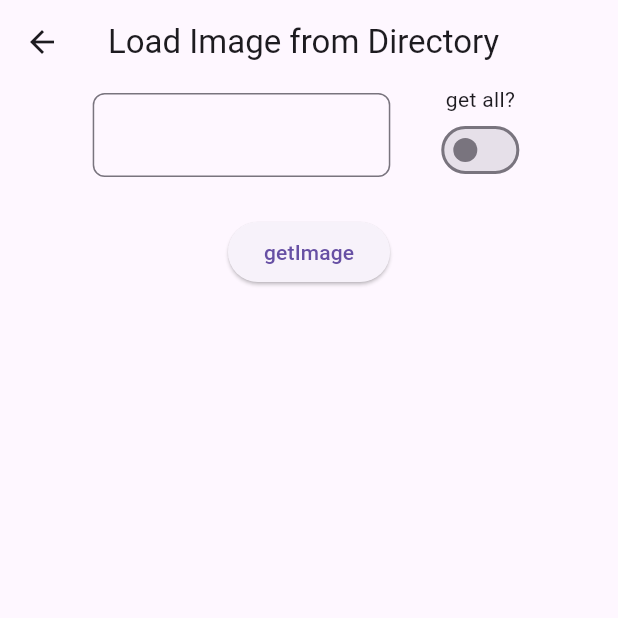
After one commit to boom7946/flutter_image, a Flutter app: the screen it shows after launch, after a tap on "Load image from Directory", on a phone screen of 412 x 824 dp, the top half of it. The commit adds this screen. Run offline on Flutter 3.47's test engine with Material 3 defaults, Android fonts, the phone set to English and light mode, and no system bars; network calls fail.

Commit message:
add: get from directory & get all

```diff
--- a/lib/downloadimage.dart
+++ b/lib/downloadimage.dart
@@ -14,28 +14,25 @@ class DownloadImage extends StatefulWidget {
 
 class _DownloadImageState extends State<DownloadImage> {
     String? _imagePath;
+    int _imageCount = 0;
+  Future<void> downloadAndSaveImage(String imageUrl) async {
+      final directory = await getApplicationDocumentsDirectory();
+      final fileName = 'downloaded_image_${_imageCount ++}.jpg';
+      final filePath = path.join(directory.path, 'images', fileName);
 
-  Future<void> downloadAndSaveImage(String imageUrl) async {
-    // Get the application's documents directory
-    final directory = await getApplicationDocumentsDirectory();
-    final filePath =
-        path.join(directory.path, 'images', 'downloaded_image.jpg');
-
-    // Create the directory if it doesn't exist
     final imageDir = Directory(path.join(directory.path, 'images'));
     if (!await imageDir.exists()) {
       await imageDir.create(recursive: true);
     }
 
-    // Download the image
     final response = await http.get(Uri.parse(imageUrl));
     if (response.statusCode == 200) {
-      // Save the image to the file
       final file = File(filePath);
       await file.writeAsBytes(response.bodyBytes);
       print('Image saved to $filePath');
       setState(() {
         _imagePath = filePath;
+        print(_imagePath);
       });
     } else {
       throw Exception('Failed to download image');
@@ -44,17 +41,22 @@ class _DownloadImageState extends State<DownloadImage> {
 
   @override
   Widget build(BuildContext context) {
-    return Column(
+    return Scaffold(
+      appBar: AppBar(title: Text("Download Image & get Image from Directory")),
+      body: Center(
+        child: Column(
+          crossAxisAlignment: CrossAxisAlignment.center,
           mainAxisAlignment: MainAxisAlignment.center,
           children: [
             ElevatedButton(
               onPressed: () async {
                 const imageUrl =
-                'https://img.freepik.com/free-vector/guitar-realistic-isolated_1284-4825.jpg?t=st=1719906599~exp=1719910199~hmac=820366021b8f5c2d4fdeff44cd63ff7bd753af5fc6b04670e1aae3d8ad48d5be&w=740';
+                    'https://cdn-imgix.headout.com/tour/12449/TOUR-IMAGE/d40f6e72-a95b-4043-b85d-e065093828d8-6871-dubai-img-worlds-of-adventure-vip-experience-03.jpg?auto=format&w=713.0666666666667&h=458.4&q=90&ar=14%3A9&crop=faces';
                 await downloadAndSaveImage(imageUrl);
               },
               child:const Text('Download Image'),
             ),
+            SizedBox(height: 20,),
             if (_imagePath != null) ...{
               Image.file(
                 File(_imagePath!),
@@ -65,6 +67,8 @@ class _DownloadImageState extends State<DownloadImage> {
               Text("image",style: TextStyle(color: Colors.white),)
             },
           ],
+        ),
+      ),
     );
   }
 }
--- /dev/null
+++ b/lib/loadfromdirectory.dart
@@ -0,0 +1,130 @@
+import 'dart:io';
+
+import 'package:flutter/cupertino.dart';
+import 'package:flutter/material.dart';
+import 'package:flutter/widgets.dart';
+import 'package:path_provider/path_provider.dart';
+import 'package:path/path.dart' as path;
+
+class LoadImageFromDirectory extends StatefulWidget {
+  const LoadImageFromDirectory({super.key});
+
+  @override
+  State<LoadImageFromDirectory> createState() => _LoadImageFromDirectoryState();
+}
+
+class _LoadImageFromDirectoryState extends State<LoadImageFromDirectory> {
+  TextEditingController filename = TextEditingController();
+  String? imagePath;
+  bool type = false;
+  List<File> _images = [];
+  Future<void> loadImgefromDoc() async {
+    final directory = await getApplicationDocumentsDirectory();
+    final filePath = path.join(directory.path, 'images', filename.text);
+
+    setState(() {
+      imagePath = filePath;
+      print(filePath);
+    });
+  }
+
+  Future<void> loadImagesFromDirectory() async {
+    try {
+      final directory = await getApplicationDocumentsDirectory();
+      final imageDir = Directory(path.join(directory.path, 'images'));
+
+      if (await imageDir.exists()) {
+        final List<FileSystemEntity> files = imageDir.listSync();
+        setState(() {
+          _images = files.whereType<File>().toList();
+        });
+      }
+    } catch (e) {
+      print('Error loading images from directory: $e');
+    }
+  }
+
+  @override
+  Widget build(BuildContext context) {
+    return Scaffold(
+      appBar: AppBar(title: const Text("Load Image from Directory")),
+      body: Center(
+        child: Column(
+          children: [
+            SizedBox(
+              width: MediaQuery.of(context).size.width * 0.7,
+              child: Row(
+                children: [
+                  Expanded(
+                    child: TextField(
+                      readOnly: type == true ? true: false,
+                      decoration:const InputDecoration(
+                          border: OutlineInputBorder(
+                              borderRadius:
+                                  BorderRadius.all(Radius.circular(8)))),
+                      controller: filename,
+                    ),
+                  ),
+                  const SizedBox(
+                    width: 30,
+                  ),
+                  Column(
+                    children: [
+                      const Text("get all?"),
+                      Switch(
+                        value: type,
+                        onChanged: (bool value) {
+                          setState(() {
+                            _images.clear();
+                            type = value;
+                          });
+                        },
+                      ),
+                    ],
+                  )
+                ],
+              ),
+            ),
+            const SizedBox(
+              height: 20,
+            ),
+            ElevatedButton(
+                onPressed: () {
+                  type == false ? loadImgefromDoc() : loadImagesFromDirectory();
+                },
+                child:const Text("getImage")),
+            const SizedBox(
+              height: 30,
+            ),
+            if (type == false) ...{
+              if (imagePath != null) ...{
+                Image.file(
+                  File(imagePath!),
+                  width: 300,
+                  height: 300,
+                )
+              },
+            } else ...{
+              Expanded(
+                child: ListView.builder(
+                  scrollDirection: Axis.horizontal,
+                  itemCount: _images.length,
+                  itemBuilder: (context, index) {
+                    return Padding(
+                      padding: const EdgeInsets.all(8.0),
+                      child: Image.file(
+                        _images[index],
+                        width: 200,
+                        height: 200,
+                      ),
+                    );
+                  },
+                ),
+              ),
+            }
+          ],
+        ),
+      ),
+    );
+  }
+}
--- a/lib/main.dart
+++ b/lib/main.dart
@@ -6,6 +6,7 @@ import 'dart:typed_data';
 
 import 'package:flutter_image/base64.dart';
 import 'package:flutter_image/downloadimage.dart';
+import 'package:flutter_image/loadfromdirectory.dart';
 
 void main() {
   runApp(RunMyApp());
@@ -49,6 +50,9 @@ class HomePage extends StatelessWidget {
                 },
                 child: Text("Base 64"),
               ),
+              SizedBox(
+                height: 10,
+              ),
               ElevatedButton(
                 onPressed: () {
                   Navigator.push(
@@ -58,6 +62,9 @@ class HomePage extends StatelessWidget {
                   );
                 },
                 child: Text("Assets"),
+              ),
+              SizedBox(
+                height: 10,
               ),
               ElevatedButton(
                 onPressed: () {
@@ -69,6 +76,19 @@ class HomePage extends StatelessWidget {
                 },
                 child: Text("DownloadImage"),
               ),
+              SizedBox(
+                height: 10,
+              ),
+              ElevatedButton(
+                onPressed: () {
+                  Navigator.push(
+                    context,
+                    MaterialPageRoute(
+                        builder: (context) => const LoadImageFromDirectory()),
+                  );
+                },
+                child: Text("Load image from Directory"),
+              ),
             ],
           ),
         ),
```
Lines whose indentation alone changed are shown as unchanged.
